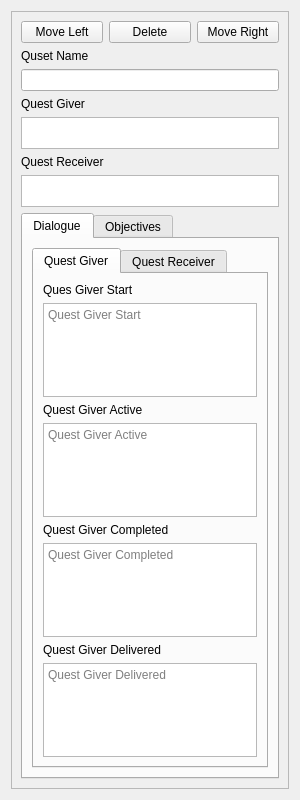
Qt form gui/quest_maker/views/quest_node_view.ui (thisisnotruben/ToW-tools) before a commit.
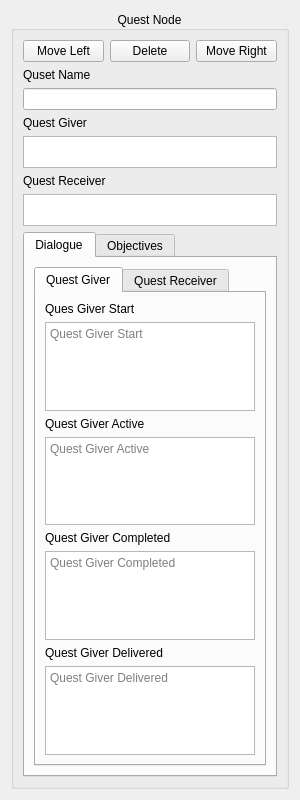
The same form after that commit.

Commit message: quest nodes now have headers

Patch:
```diff
--- a/gui/quest_maker/views/quest_node_view.ui
+++ b/gui/quest_maker/views/quest_node_view.ui
@@ -30,12 +30,12 @@
   </property>
   <layout class="QVBoxLayout" name="verticalLayout">
    <item>
-    <widget class="QFrame" name="frame">
-     <property name="frameShape">
-      <enum>QFrame::StyledPanel</enum>
+    <widget class="QGroupBox" name="group_box">
+     <property name="title">
+      <string>Quest Node</string>
      </property>
-     <property name="frameShadow">
-      <enum>QFrame::Sunken</enum>
+     <property name="alignment">
+      <set>Qt::AlignCenter</set>
      </property>
      <layout class="QVBoxLayout" name="verticalLayout_6">
       <item>
```
The commit also changes 2 other files.
